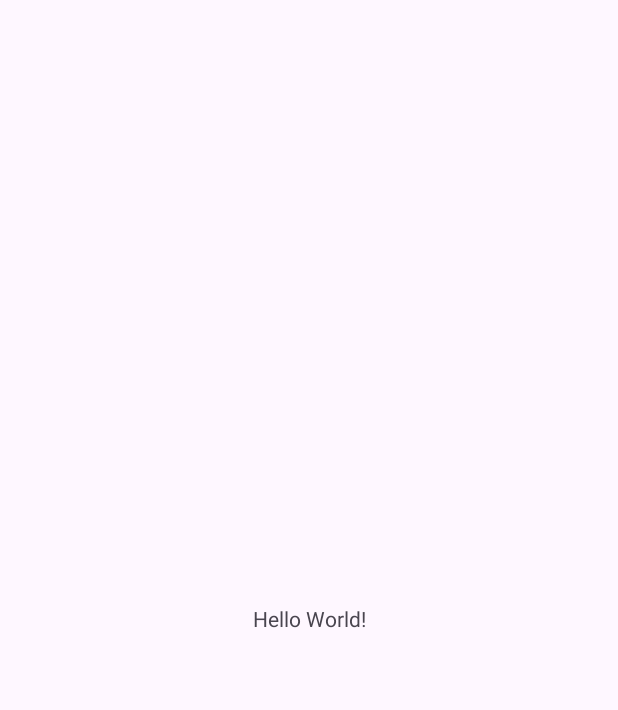
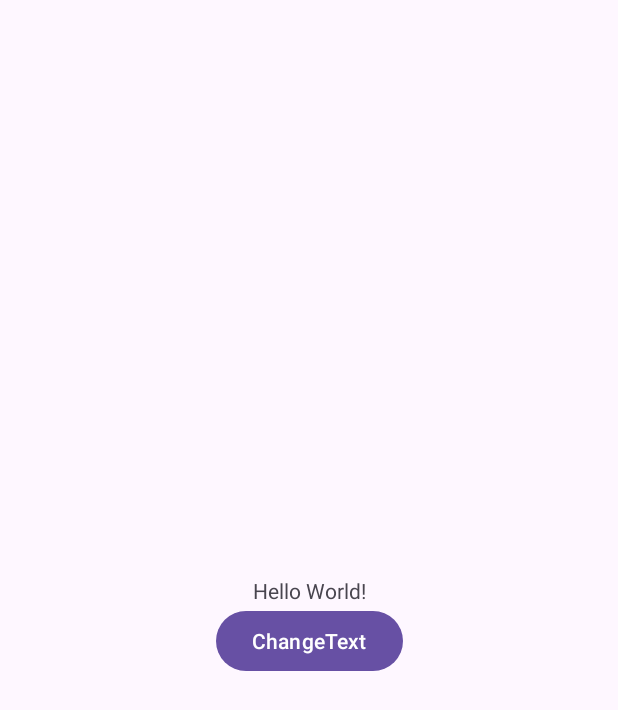
Before and after one commit to AtlantisRedStar/Mobile_Lab1, an Android app: the screen it shows after launch (MainActivity), on a phone screen of 412 x 824 dp. Before the commit the part shown is almost empty. Shown: the top 710 px of the screen. Run offline under Robolectric (Android 15) with nearby library versions, the phone set to English and light mode, and no system bars.

Commit message:
Added button and popup

```diff
--- a/app/src/main/java/com/example/mobile_lab1/MainActivity.java
+++ b/app/src/main/java/com/example/mobile_lab1/MainActivity.java
@@ -3,6 +3,8 @@ package com.example.mobile_lab1;
 import androidx.appcompat.app.AppCompatActivity;
 
 import android.os.Bundle;
+import android.view.View;
+import android.widget.Toast;
 
 public class MainActivity extends AppCompatActivity {
 
@@ -11,4 +13,8 @@ public class MainActivity extends AppCompatActivity {
         super.onCreate(savedInstanceState);
         setContentView(R.layout.activity_main);
     }
+
+    public void onBtnChangeTextClick(View view) {
+        Toast.makeText(this,"Some message", Toast.LENGTH_LONG).show();
+    }
 }
--- a/app/src/main/res/layout/activity_main.xml
+++ b/app/src/main/res/layout/activity_main.xml
@@ -7,12 +7,24 @@
     tools:context=".MainActivity">
 
     <TextView
+        android:id="@+id/tvMain"
         android:layout_width="wrap_content"
         android:layout_height="wrap_content"
         android:text="Hello World!"
         app:layout_constraintBottom_toBottomOf="parent"
         app:layout_constraintEnd_toEndOf="parent"
         app:layout_constraintStart_toStartOf="parent"
-        app:layout_constraintTop_toTopOf="parent" />
+        app:layout_constraintTop_toTopOf="parent"
+        app:layout_constraintVertical_bias="0.477" />
+
+    <Button
+        android:id="@+id/btnChangeText"
+        android:layout_width="wrap_content"
+        android:layout_height="wrap_content"
+        android:text="ChangeText"
+        android:onClick="onBtnChangeTextClick"
+        app:layout_constraintEnd_toEndOf="parent"
+        app:layout_constraintStart_toStartOf="parent"
+        app:layout_constraintTop_toBottomOf="@+id/tvMain" />
 
 </androidx.constraintlayout.widget.ConstraintLayout>
```
